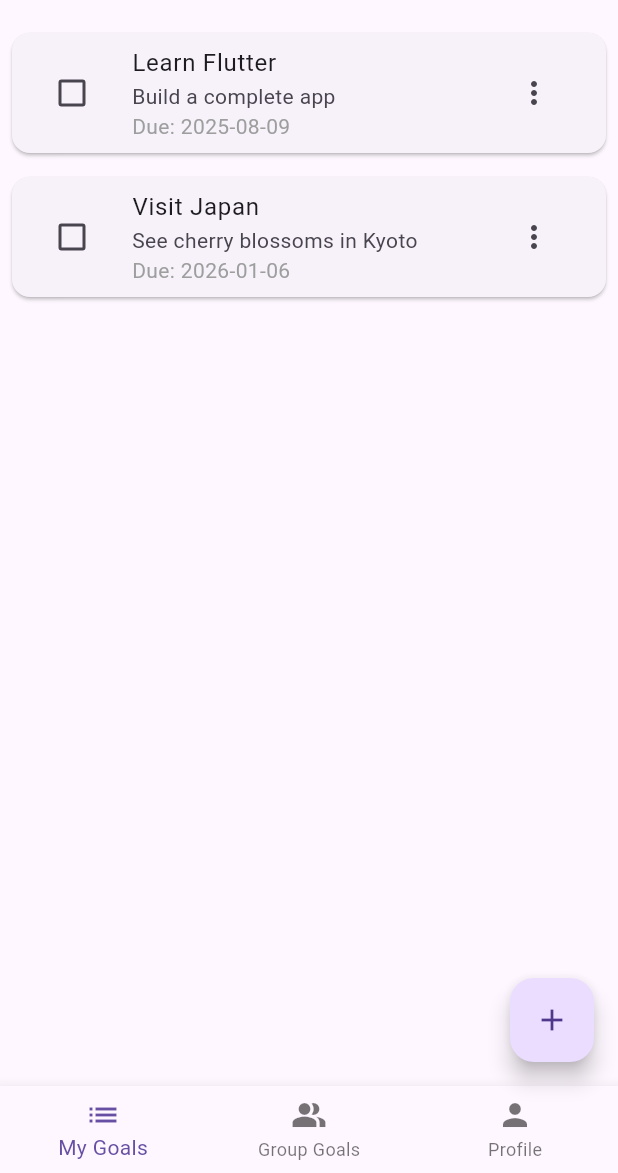
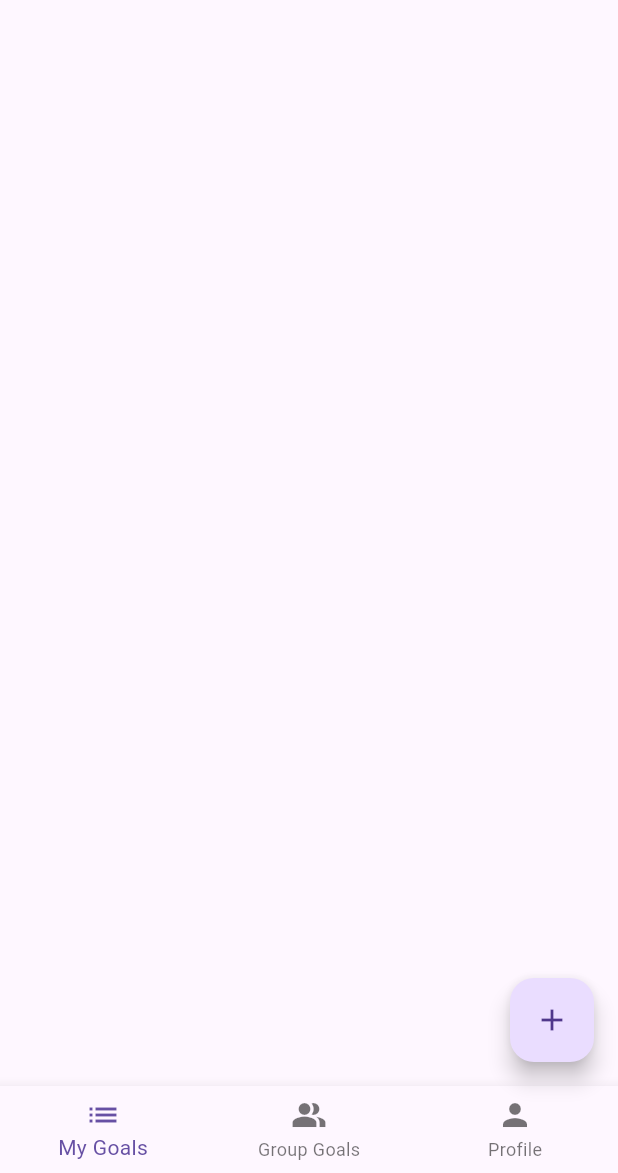
Before and after one commit to SumithShetty1/goalkeeper, a Flutter app: the screen it shows after launch, on a phone screen of 412 x 824 dp, the part 63-1236 px from its top. Run offline on Flutter 3.47's test engine with Material 3 defaults, Android fonts, the light colour scheme and no system bars.

Commit message:
chore(home): remove the dummy values in goals

```diff
--- a/lib/screens/home_screen.dart
+++ b/lib/screens/home_screen.dart
@@ -14,24 +14,7 @@ class HomeScreen extends StatefulWidget {
 
 class _HomeScreenState extends State<HomeScreen> {
   int _currentIndex = 0;
-  final List<Goal> _goals = [
-    Goal(
-      id: '1',
-      title: 'Learn Flutter',
-      description: 'Build a complete app',
-      dueDate: DateTime.now().add(const Duration(days: 30)),
-      createdBy: 'currentUserId',
-      isGroupGoal: false,
-    ),
-    Goal(
-      id: '2',
-      title: 'Visit Japan',
-      description: 'See cherry blossoms in Kyoto',
-      dueDate: DateTime.now().add(const Duration(days: 180)),
-      createdBy: 'currentUserId',
-      isGroupGoal: false,
-    ),
-  ];
+  final List<Goal> _goals = [];
 
   List<Widget> get _pages => [
         BucketListScreen(
```
